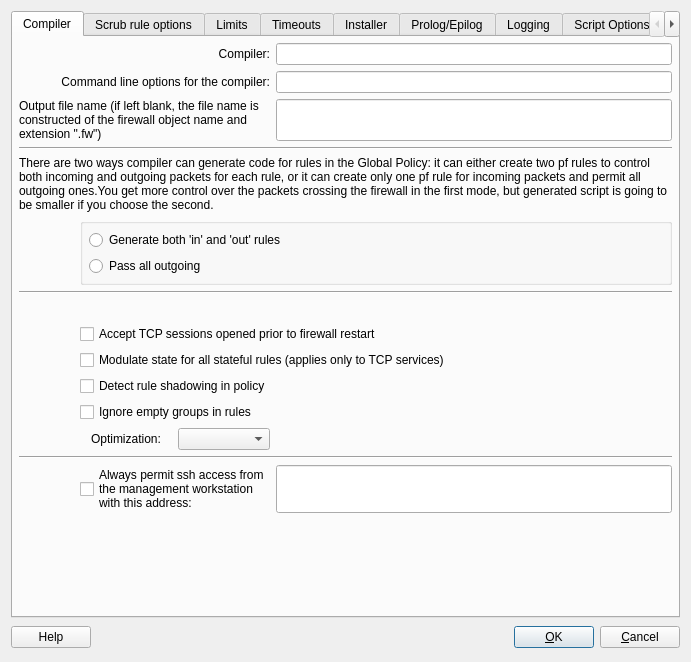
Before: the Qt Designer form src/gui/pfadvanceddialog_q.ui in fwbuilder/fwbuilder, drawn with Qt 5.
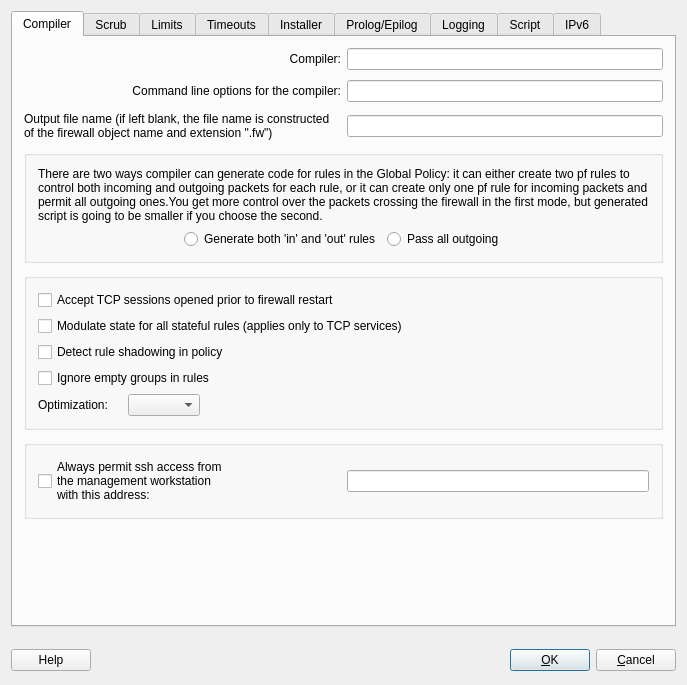
After: the same form once the commit is applied.

```diff
--- a/src/gui/pfadvanceddialog_q.ui
+++ b/src/gui/pfadvanceddialog_q.ui
@@ -5,10 +5,16 @@
    <rect>
     <x>0</x>
     <y>0</y>
-    <width>691</width>
-    <height>662</height>
+    <width>687</width>
+    <height>685</height>
    </rect>
   </property>
+  <property name="maximumSize" >
+   <size>
+    <width>700</width>
+    <height>16777215</height>
+   </size>
+  </property>
   <property name="windowTitle" >
    <string>pf: advanced settings</string>
   </property>
@@ -16,8 +22,17 @@
    <bool>false</bool>
   </property>
   <layout class="QGridLayout" >
+   <property name="spacing" >
+    <number>20</number>
+   </property>
    <item row="0" column="0" >
     <widget class="QTabWidget" name="tabWidget" >
+     <property name="minimumSize" >
+      <size>
+       <width>663</width>
+       <height>0</height>
+      </size>
+     </property>
      <property name="currentIndex" >
       <number>0</number>
      </property>
@@ -25,20 +40,11 @@
       <attribute name="title" >
        <string>Compiler</string>
       </attribute>
-      <layout class="QGridLayout" >
-       <property name="leftMargin" >
-        <number>6</number>
+      <layout class="QGridLayout" name="gridLayout_8" >
+       <property name="verticalSpacing" >
+        <number>10</number>
        </property>
-       <property name="topMargin" >
-        <number>6</number>
-       </property>
-       <property name="rightMargin" >
-        <number>6</number>
-       </property>
-       <property name="bottomMargin" >
-        <number>6</number>
-       </property>
-       <item row="0" column="0" colspan="3" >
+       <item row="0" column="0" >
         <widget class="QLabel" name="compilerLabel" >
          <property name="text" >
           <string>Compiler:</string>
@@ -51,7 +57,17 @@
          </property>
         </widget>
        </item>
-       <item row="1" column="0" colspan="3" >
+       <item row="0" column="1" >
+        <widget class="QLineEdit" name="compiler" >
+         <property name="maximumSize" >
+          <size>
+           <width>32767</width>
+           <height>22</height>
+          </size>
+         </property>
+        </widget>
+       </item>
+       <item row="1" column="0" >
         <widget class="QLabel" name="compilerArgsLabel" >
          <property name="sizePolicy" >
           <sizepolicy vsizetype="Preferred" hsizetype="Expanding" >
@@ -70,122 +86,17 @@
          </property>
         </widget>
        </item>
-       <item row="15" column="2" >
-        <spacer>
-         <property name="orientation" >
-          <enum>Qt::Vertical</enum>
-         </property>
-         <property name="sizeType" >
-          <enum>QSizePolicy::Expanding</enum>
-         </property>
-         <property name="sizeHint" >
-          <size>
-           <width>20</width>
-           <height>16</height>
-          </size>
-         </property>
-        </spacer>
-       </item>
-       <item row="14" column="3" >
-        <widget class="QLineEdit" name="mgmt_addr" >
-         <property name="sizePolicy" >
-          <sizepolicy vsizetype="Fixed" hsizetype="Expanding" >
-           <horstretch>0</horstretch>
-           <verstretch>0</verstretch>
-          </sizepolicy>
-         </property>
+       <item row="1" column="1" >
+        <widget class="QLineEdit" name="compilerArgs" >
          <property name="maximumSize" >
           <size>
            <width>32767</width>
-           <height>32767</height>
+           <height>22</height>
           </size>
          </property>
         </widget>
        </item>
-       <item row="14" column="0" >
-        <spacer>
-         <property name="orientation" >
-          <enum>Qt::Horizontal</enum>
-         </property>
-         <property name="sizeType" >
-          <enum>QSizePolicy::Fixed</enum>
-         </property>
-         <property name="sizeHint" >
-          <size>
-           <width>40</width>
-           <height>20</height>
-          </size>
-         </property>
-        </spacer>
-       </item>
-       <item row="14" column="1" colspan="2" >
-        <widget class="QCheckBox" name="mgmt_ssh" >
-         <property name="sizePolicy" >
-          <sizepolicy vsizetype="Fixed" hsizetype="Expanding" >
-           <horstretch>0</horstretch>
-           <verstretch>0</verstretch>
-          </sizepolicy>
-         </property>
-         <property name="text" >
-          <string>Always permit ssh access from
-the management workstation
-with this address:</string>
-         </property>
-        </widget>
-       </item>
-       <item row="8" column="1" colspan="3" >
-        <widget class="QCheckBox" name="pf_accept_new_tcp_with_no_syn" >
-         <property name="text" >
-          <string>Accept TCP sessions opened prior to firewall restart</string>
-         </property>
-        </widget>
-       </item>
-       <item row="9" column="1" colspan="3" >
-        <widget class="QCheckBox" name="pf_modulate_state" >
-         <property name="sizePolicy" >
-          <sizepolicy vsizetype="Fixed" hsizetype="Expanding" >
-           <horstretch>0</horstretch>
-           <verstretch>0</verstretch>
-          </sizepolicy>
-         </property>
-         <property name="text" >
-          <string>Modulate state for all stateful rules (applies only to TCP services)</string>
-         </property>
-        </widget>
-       </item>
-       <item row="10" column="1" colspan="3" >
-        <widget class="QCheckBox" name="pf_check_shadowing" >
-         <property name="sizePolicy" >
-          <sizepolicy vsizetype="Fixed" hsizetype="Expanding" >
-           <horstretch>0</horstretch>
-           <verstretch>0</verstretch>
-          </sizepolicy>
-         </property>
-         <property name="toolTip" >
-          <string>Shadowing happens because a rule is a superset of a subsequent rule and any packets potentially matched by the subsequent rule have already been matched by the prior rule.</string>
-         </property>
-         <property name="text" >
-          <string>Detect rule shadowing in policy</string>
-         </property>
-        </widget>
-       </item>
-       <item row="11" column="1" colspan="3" >
-        <widget class="QCheckBox" name="pf_ignore_empty_groups" >
-         <property name="sizePolicy" >
-          <sizepolicy vsizetype="Fixed" hsizetype="Expanding" >
-           <horstretch>0</horstretch>
-           <verstretch>0</verstretch>
-          </sizepolicy>
-         </property>
-         <property name="toolTip" >
-          <string>If the option is deactivated, compiler treats empty groups as an error and aborts processing the policy. If this option is activated, compiler removes all empty groups from all rule elements. If rule element becomes 'any' after the last empty group has been removed, the whole rule will be ignored. Use this option only if you fully understand how it works!</string>
-         </property>
-         <property name="text" >
-          <string>Ignore empty groups in rules</string>
-         </property>
-        </widget>
-       </item>
-       <item row="2" column="0" colspan="3" >
+       <item row="2" column="0" >
         <widget class="QLabel" name="textLabel1_5" >
          <property name="sizePolicy" >
           <sizepolicy vsizetype="Preferred" hsizetype="Expanding" >
@@ -204,192 +115,256 @@
          </property>
         </widget>
        </item>
-       <item row="2" column="3" >
+       <item row="2" column="1" >
         <widget class="QLineEdit" name="outputFileName" >
          <property name="maximumSize" >
           <size>
            <width>32767</width>
-           <height>32767</height>
+           <height>22</height>
           </size>
          </property>
         </widget>
        </item>
-       <item row="0" column="3" >
-        <widget class="QLineEdit" name="compiler" >
-         <property name="maximumSize" >
-          <size>
-           <width>32767</width>
-           <height>32767</height>
-          </size>
-         </property>
-        </widget>
-       </item>
-       <item row="1" column="3" >
-        <widget class="QLineEdit" name="compilerArgs" >
-         <property name="maximumSize" >
-          <size>
-           <width>32767</width>
-           <height>32767</height>
-          </size>
-         </property>
-        </widget>
-       </item>
-       <item row="5" column="1" colspan="3" >
+       <item row="3" column="0" colspan="2" >
         <widget class="QGroupBox" name="buttonGroup2" >
          <property name="title" >
           <string/>
          </property>
-         <layout class="QGridLayout" >
-          <property name="leftMargin" >
-           <number>6</number>
-          </property>
-          <property name="topMargin" >
-           <number>6</number>
-          </property>
-          <property name="rightMargin" >
-           <number>6</number>
-          </property>
-          <property name="bottomMargin" >
-           <number>6</number>
-          </property>
+         <property name="flat" >
+          <bool>true</bool>
+         </property>
+         <layout class="QGridLayout" name="gridLayout_4" >
+          <item row="0" column="0" >
+           <widget class="QLabel" name="label571" >
+            <property name="text" >
+             <string>There are two ways compiler can generate code for rules in the Global Policy: it can either create two pf rules to control both incoming and outgoing packets for each rule, or it can create only one pf rule for incoming packets and permit all outgoing ones.You get more control over the packets crossing the firewall in the first mode, but generated script is going to be smaller if you choose the second.</string>
+            </property>
+            <property name="alignment" >
+             <set>Qt::AlignLeading|Qt::AlignLeft|Qt::AlignVCenter</set>
+            </property>
+            <property name="wordWrap" >
+             <bool>true</bool>
+            </property>
+           </widget>
+          </item>
           <item row="1" column="0" >
-           <widget class="QRadioButton" name="pf_pass_all_out" >
+           <layout class="QHBoxLayout" name="horizontalLayout_5" >
+            <item>
+             <spacer name="horizontalSpacer_2" >
+              <property name="orientation" >
+               <enum>Qt::Horizontal</enum>
+              </property>
+              <property name="sizeHint" stdset="0" >
+               <size>
+                <width>40</width>
+                <height>20</height>
+               </size>
+              </property>
+             </spacer>
+            </item>
+            <item>
+             <widget class="QRadioButton" name="pf_in_out_code" >
+              <property name="text" >
+               <string>Generate both 'in' and 'out' rules</string>
+              </property>
+             </widget>
+            </item>
+            <item>
+             <widget class="QRadioButton" name="pf_pass_all_out" >
+              <property name="text" >
+               <string>Pass all outgoing</string>
+              </property>
+             </widget>
+            </item>
+            <item>
+             <spacer name="horizontalSpacer_3" >
+              <property name="orientation" >
+               <enum>Qt::Horizontal</enum>
+              </property>
+              <property name="sizeHint" stdset="0" >
+               <size>
+                <width>40</width>
+                <height>20</height>
+               </size>
+              </property>
+             </spacer>
+            </item>
+           </layout>
+          </item>
+         </layout>
+        </widget>
+       </item>
+       <item row="4" column="0" colspan="2" >
+        <widget class="QGroupBox" name="groupBox" >
+         <property name="title" >
+          <string/>
+         </property>
+         <property name="flat" >
+          <bool>true</bool>
+         </property>
+         <layout class="QGridLayout" name="gridLayout_6" >
+          <property name="horizontalSpacing" >
+           <number>20</number>
+          </property>
+          <property name="verticalSpacing" >
+           <number>-1</number>
+          </property>
+          <item row="0" column="0" colspan="3" >
+           <widget class="QCheckBox" name="pf_accept_new_tcp_with_no_syn" >
             <property name="text" >
-             <string>Pass all outgoing</string>
+             <string>Accept TCP sessions opened prior to firewall restart</string>
             </property>
            </widget>
           </item>
+          <item row="1" column="0" colspan="3" >
+           <widget class="QCheckBox" name="pf_modulate_state" >
+            <property name="sizePolicy" >
+             <sizepolicy vsizetype="Fixed" hsizetype="Expanding" >
+              <horstretch>0</horstretch>
+              <verstretch>0</verstretch>
+             </sizepolicy>
+            </property>
+            <property name="text" >
+             <string>Modulate state for all stateful rules (applies only to TCP services)</string>
+            </property>
+           </widget>
+          </item>
+          <item row="2" column="0" colspan="3" >
+           <widget class="QCheckBox" name="pf_check_shadowing" >
+            <property name="sizePolicy" >
+             <sizepolicy vsizetype="Fixed" hsizetype="Expanding" >
+              <horstretch>0</horstretch>
+              <verstretch>0</verstretch>
+             </sizepolicy>
+            </property>
+            <property name="toolTip" >
+             <string>Shadowing happens because a rule is a superset of a subsequent rule and any packets potentially matched by the subsequent rule have already been matched by the prior rule.</string>
+            </property>
+            <property name="text" >
+             <string>Detect rule shadowing in policy</string>
+            </property>
+           </widget>
+          </item>
+          <item row="3" column="0" colspan="3" >
+           <widget class="QCheckBox" name="pf_ignore_empty_groups" >
+            <property name="sizePolicy" >
+             <sizepolicy vsizetype="Fixed" hsizetype="Expanding" >
+              <horstretch>0</horstretch>
+              <verstretch>0</verstretch>
+             </sizepolicy>
+            </property>
+            <property name="toolTip" >
+             <string>If the option is deactivated, compiler treats empty groups as an error and aborts processing the policy. If this option is activated, compiler removes all empty groups from all rule elements. If rule element becomes 'any' after the last empty group has been removed, the whole rule will be ignored. Use this option only if you fully understand how it works!</string>
+            </property>
+            <property name="text" >
+             <string>Ignore empty groups in rules</string>
+            </property>
+           </widget>
+          </item>
+          <item row="4" column="0" >
+           <widget class="QLabel" name="textLabel3" >
+            <property name="text" >
+             <string>Optimization:</string>
+            </property>
+            <property name="alignment" >
+             <set>Qt::AlignCenter</set>
+            </property>
+            <property name="wordWrap" >
+             <bool>false</bool>
+            </property>
+           </widget>
+          </item>
+          <item row="4" column="1" >
+           <widget class="QComboBox" name="pf_optimization" />
+          </item>
+          <item row="4" column="2" >
+           <spacer name="spacer" >
+            <property name="orientation" >
+             <enum>Qt::Horizontal</enum>
+            </property>
+            <property name="sizeType" >
+             <enum>QSizePolicy::Expanding</enum>
+            </property>
+            <property name="sizeHint" stdset="0" >
+             <size>
+              <width>354</width>
+              <height>20</height>
+             </size>
+            </property>
+           </spacer>
+          </item>
+         </layout>
+         <zorder>spacer</zorder>
+         <zorder>pf_optimization</zorder>
+         <zorder>pf_modulate_state</zorder>
+         <zorder>pf_ignore_empty_groups</zorder>
+         <zorder>pf_check_shadowing</zorder>
+         <zorder>textLabel3</zorder>
+         <zorder>pf_accept_new_tcp_with_no_syn</zorder>
+         <zorder>groupBox_2</zorder>
+        </widget>
+       </item>
+       <item row="5" column="0" colspan="2" >
+        <widget class="QGroupBox" name="groupBox_2" >
+         <property name="title" >
+          <string/>
+         </property>
+         <property name="flat" >
+          <bool>true</bool>
+         </property>
+         <layout class="QGridLayout" name="gridLayout_7" >
           <item row="0" column="0" >
-           <widget class="QRadioButton" name="pf_in_out_code" >
+           <widget class="QCheckBox" name="mgmt_ssh" >
+            <property name="sizePolicy" >
+             <sizepolicy vsizetype="Fixed" hsizetype="Expanding" >
+              <horstretch>0</horstretch>
+              <verstretch>0</verstretch>
+             </sizepolicy>
+            </property>
             <property name="text" >
-             <string>Generate both 'in' and 'out' rules</string>
+             <string>Always permit ssh access from
+the management workstation
+with this address:</string>
+            </property>
+           </widget>
+          </item>
+          <item row="0" column="1" >
+           <widget class="QLineEdit" name="mgmt_addr" >
+            <property name="sizePolicy" >
+             <sizepolicy vsizetype="Fixed" hsizetype="Expanding" >
+              <horstretch>0</horstretch>
+              <verstretch>0</verstretch>
+             </sizepolicy>
+            </property>
+            <property name="maximumSize" >
+             <size>
+              <width>32767</width>
+              <height>22</height>
+             </size>
             </property>
            </widget>
           </item>
          </layout>
         </widget>
        </item>
-       <item row="5" column="0" >
-        <spacer>
+       <item row="6" column="1" >
+        <spacer name="verticalSpacer" >
          <property name="orientation" >
-          <enum>Qt::Horizontal</enum>
+          <enum>Qt::Vertical</enum>
          </property>
-         <property name="sizeType" >
-          <enum>QSizePolicy::Fixed</enum>
-         </property>
-         <property name="sizeHint" >
+         <property name="sizeHint" stdset="0" >
           <size>
-           <width>40</width>
-           <height>30</height>
+           <width>20</width>
+           <height>11</height>
           </size>
          </property>
         </spacer>
        </item>
-       <item row="4" column="0" colspan="4" >
-        <widget class="QLabel" name="label571" >
-         <property name="text" >
-          <string>There are two ways compiler can generate code for rules in the Global Policy: it can either create two pf rules to control both incoming and outgoing packets for each rule, or it can create only one pf rule for incoming packets and permit all outgoing ones.You get more control over the packets crossing the firewall in the first mode, but generated script is going to be smaller if you choose the second.</string>
-         </property>
-         <property name="alignment" >
-          <set>Qt::AlignLeading|Qt::AlignLeft|Qt::AlignVCenter</set>
-         </property>
-         <property name="wordWrap" >
-          <bool>true</bool>
-         </property>
-        </widget>
-       </item>
-       <item row="6" column="0" colspan="4" >
-        <widget class="Line" name="hseparator34" >
-         <property name="frameShape" >
-          <enum>QFrame::HLine</enum>
-         </property>
-         <property name="frameShadow" >
-          <enum>QFrame::Sunken</enum>
-         </property>
-         <property name="orientation" >
-          <enum>Qt::Horizontal</enum>
-         </property>
-        </widget>
-       </item>
-       <item row="3" column="0" colspan="4" >
-        <widget class="Line" name="hseparator34_2" >
-         <property name="frameShape" >
-          <enum>QFrame::HLine</enum>
-         </property>
-         <property name="frameShadow" >
-          <enum>QFrame::Sunken</enum>
-         </property>
-         <property name="orientation" >
-          <enum>Qt::Horizontal</enum>
-         </property>
-        </widget>
-       </item>
-       <item row="12" column="1" >
-        <widget class="QLabel" name="textLabel3" >
-         <property name="text" >
-          <string>Optimization:</string>
-         </property>
-         <property name="alignment" >
-          <set>Qt::AlignCenter</set>
-         </property>
-         <property name="wordWrap" >
-          <bool>false</bool>
-         </property>
-        </widget>
-       </item>
-       <item row="12" column="2" >
-        <widget class="QComboBox" name="pf_optimization" />
-       </item>
-       <item row="12" column="3" >
-        <spacer>
-         <property name="orientation" >
-          <enum>Qt::Horizontal</enum>
-         </property>
-         <property name="sizeType" >
-          <enum>QSizePolicy::Expanding</enum>
-         </property>
-         <property name="sizeHint" >
-          <size>
-           <width>107</width>
-           <height>20</height>
-          </size>
-         </property>
-        </spacer>
-       </item>
-       <item rowspan="6" row="7" column="0" >
-        <spacer>
-         <property name="orientation" >
-          <enum>Qt::Horizontal</enum>
-         </property>
-         <property name="sizeType" >
-          <enum>QSizePolicy::Fixed</enum>
-         </property>
-         <property name="sizeHint" >
-          <size>
-           <width>40</width>
-           <height>150</height>
-          </size>
-         </property>
-        </spacer>
-       </item>
-       <item row="13" column="0" colspan="4" >
-        <widget class="Line" name="line4" >
-         <property name="frameShape" >
-          <enum>QFrame::HLine</enum>
-         </property>
-         <property name="frameShadow" >
-          <enum>QFrame::Sunken</enum>
-         </property>
-         <property name="orientation" >
-          <enum>Qt::Horizontal</enum>
-         </property>
-        </widget>
-       </item>
       </layout>
      </widget>
      <widget class="QWidget" name="tab2" >
       <attribute name="title" >
-       <string>Scrub rule options</string>
+       <string>Scrub</string>
       </attribute>
       <layout class="QGridLayout" >
        <property name="leftMargin" >
@@ -2213,7 +2188,7 @@
      </widget>
      <widget class="QWidget" name="tab8" >
       <attribute name="title" >
-       <string>Script Options</string>
+       <string>Script</string>
       </attribute>
       <layout class="QGridLayout" >
        <property name="leftMargin" >
@@ -2385,7 +2360,7 @@
        <property name="sizeType" >
         <enum>QSizePolicy::Expanding</enum>
        </property>
-       <property name="sizeHint" >
+       <property name="sizeHint" stdset="0" >
         <size>
          <width>331</width>
          <height>27</height>
```
Left out of the diff: 810 changed lines with no effect on the pictures.
